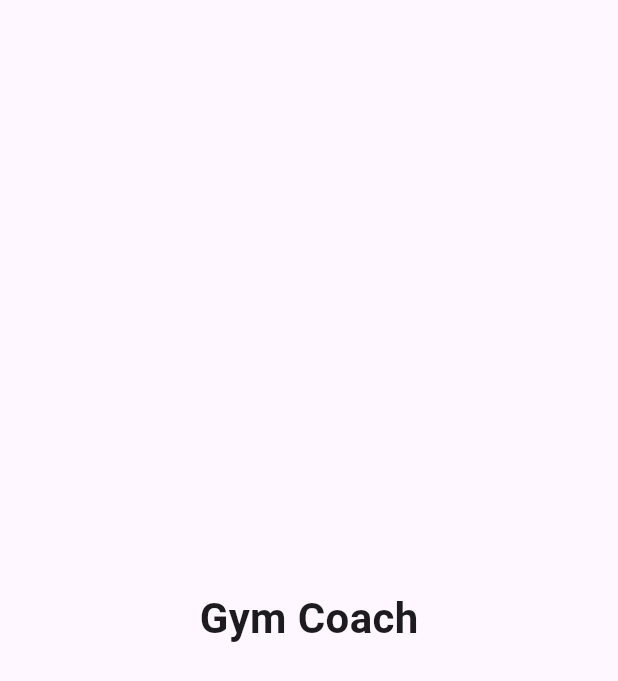
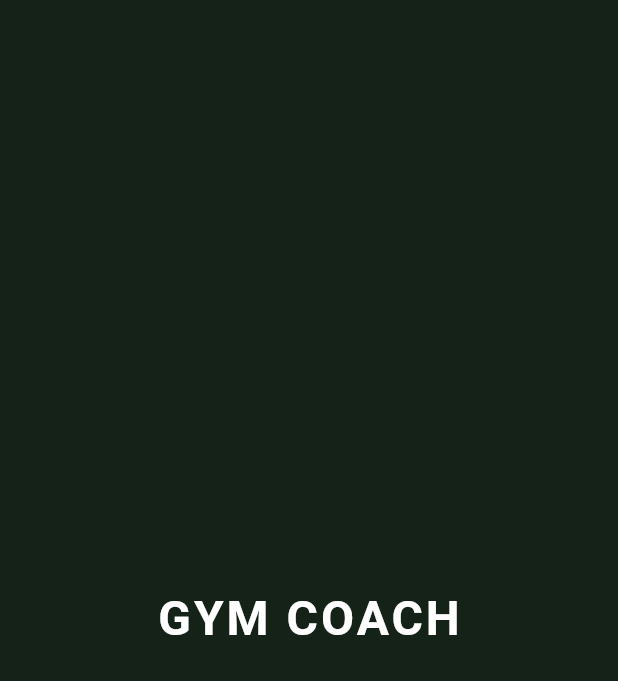
Before and after one commit to mattyinc/gym-coach-app, a Flutter app: the SplashScreen screen opened directly, on a phone screen of 412 x 824 dp. Shown: the top 681 px of the screen. Run offline on Flutter 3.47's test engine with Material 3 defaults, Android fonts, the phone set to English and light mode, and no system bars.

Commit message:
Update splash background color to custom green

```diff
--- a/lib/features/splash/splash_screen.dart
+++ b/lib/features/splash/splash_screen.dart
@@ -10,44 +10,83 @@ class SplashScreen extends StatefulWidget {
   State<SplashScreen> createState() => _SplashScreenState();
 }
 
-class _SplashScreenState extends State<SplashScreen> {
+class _SplashScreenState extends State<SplashScreen>
+    with SingleTickerProviderStateMixin {
+
+  late AnimationController _controller;
+  late Animation<double> _fadeAnimation;
+  late Animation<double> _scaleAnimation;
 
   @override
   void initState() {
     super.initState();
+
+    _controller = AnimationController(
+      vsync: this,
+      duration: const Duration(milliseconds: 900),
+    );
+
+    _fadeAnimation = Tween<double>(begin: 0, end: 1).animate(
+      CurvedAnimation(
+        parent: _controller,
+        curve: Curves.easeIn,
+      ),
+    );
+
+    _scaleAnimation = Tween<double>(begin: 0.9, end: 1).animate(
+      CurvedAnimation(
+        parent: _controller,
+        curve: Curves.easeOutBack,
+      ),
+    );
+
+    _controller.forward();
+
     _decideNextScreen();
   }
 
   void _decideNextScreen() async {
     await Future.delayed(const Duration(seconds: 2));
 
-    // TEMP logic — we will replace this with Firebase
-    final String role = 'client'; // change to 'client' to test
+    const role = 'coach'; // change to 'client' to test
 
     if (!mounted) return;
 
-    if (role == 'coach') {
-      Navigator.pushReplacement(
-        context,
-        MaterialPageRoute(builder: (_) => const CoachHomeScreen()),
-      );
-    } else {
-      Navigator.pushReplacement(
-        context,
-        MaterialPageRoute(builder: (_) => const ClientHomeScreen()),
-      );
-    }
+    Navigator.pushReplacement(
+      context,
+      MaterialPageRoute(
+        builder: (_) =>
+        role == 'coach'
+            ? const CoachHomeScreen()
+            : const ClientHomeScreen(),
+      ),
+    );
+  }
+
+  @override
+  void dispose() {
+    _controller.dispose();
+    super.dispose();
   }
 
   @override
   Widget build(BuildContext context) {
-    return const Scaffold(
+    return Scaffold(
+      backgroundColor: const Color(0xFF142217),
       body: Center(
-        child: Text(
-          'Gym Coach',
-          style: TextStyle(
-            fontSize: 28,
-            fontWeight: FontWeight.bold,
+        child: FadeTransition(
+          opacity: _fadeAnimation,
+          child: ScaleTransition(
+            scale: _scaleAnimation,
+            child: const Text(
+              'GYM COACH',
+              style: TextStyle(
+                color: Colors.white,
+                fontSize: 32,
+                letterSpacing: 2,
+                fontWeight: FontWeight.w700,
+              ),
+            ),
           ),
         ),
       ),
```
